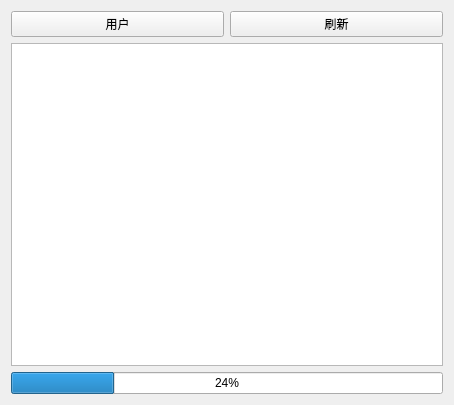
Qt form widgets/catchyouwidget.ui (iwxyi/Bilibili-MagicalDanmaku) before a commit.
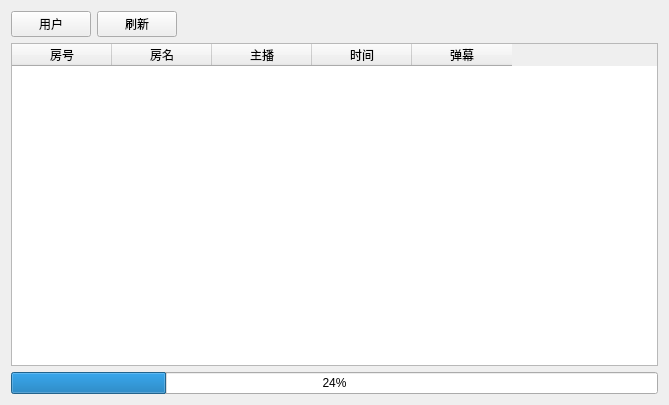
The same form after that commit.

Commit message: 添加关注列表中的直播间弹幕检测

Diff of the .ui file:
```diff
--- a/widgets/catchyouwidget.ui
+++ b/widgets/catchyouwidget.ui
@@ -6,7 +6,7 @@
    <rect>
     <x>0</x>
     <y>0</y>
-    <width>454</width>
+    <width>669</width>
     <height>405</height>
    </rect>
   </property>
@@ -30,10 +30,49 @@
        </property>
       </widget>
      </item>
+     <item>
+      <spacer name="horizontalSpacer">
+       <property name="orientation">
+        <enum>Qt::Horizontal</enum>
+       </property>
+       <property name="sizeHint" stdset="0">
+        <size>
+         <width>40</width>
+         <height>20</height>
+        </size>
+       </property>
+      </spacer>
+     </item>
     </layout>
    </item>
    <item>
-    <widget class="QTableWidget" name="tableWidget"/>
+    <widget class="QTableWidget" name="tableWidget">
+     <column>
+      <property name="text">
+       <string>房号</string>
+      </property>
+     </column>
+     <column>
+      <property name="text">
+       <string>房名</string>
+      </property>
+     </column>
+     <column>
+      <property name="text">
+       <string>主播</string>
+      </property>
+     </column>
+     <column>
+      <property name="text">
+       <string>时间</string>
+      </property>
+     </column>
+     <column>
+      <property name="text">
+       <string>弹幕</string>
+      </property>
+     </column>
+    </widget>
    </item>
    <item>
     <widget class="QProgressBar" name="progressBar">
```
Left out of the diff: 2 changed lines with no effect on the pictures. The commit also changes 7 other files.
